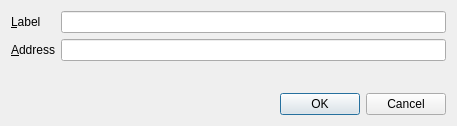
Above: src/qt/forms/editaddressdialog.ui from MassGrid/MassGrid before the change. Below: the same form after it.
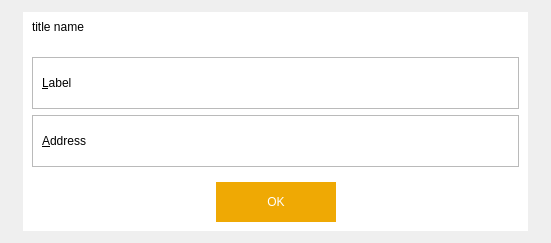
That is the form after the change. Icons and pictures are not drawn. Custom widgets are drawn as their Qt base class.

```diff
--- a/src/qt/forms/editaddressdialog.ui
+++ b/src/qt/forms/editaddressdialog.ui
@@ -6,21 +6,168 @@
    <rect>
     <x>0</x>
     <y>0</y>
-    <width>457</width>
-    <height>126</height>
+    <width>551</width>
+    <height>243</height>
    </rect>
   </property>
   <property name="windowTitle">
    <string>Edit Address</string>
   </property>
+  <layout class="QGridLayout" name="gridLayout">
+   <property name="leftMargin">
+    <number>0</number>
+   </property>
+   <property name="topMargin">
+    <number>0</number>
+   </property>
+   <property name="rightMargin">
+    <number>0</number>
+   </property>
+   <property name="bottomMargin">
+    <number>0</number>
+   </property>
+   <item row="0" column="0">
+    <widget class="QWidget" name="centerWin" native="true">
+     <property name="styleSheet">
+      <string notr="true">QWidget#centerWin{
+border:hidden;
+	border-image: url(:/pic/res/pic/dlgBackgroud.png);
+}
+
+QFrame#frame,QFrame#frame_2{
+	border:1px solid rgb(186, 186, 186);
+}
+</string>
+     </property>
+     <layout class="QGridLayout" name="gridLayout_2">
+      <property name="leftMargin">
+       <number>23</number>
+      </property>
+      <property name="topMargin">
+       <number>12</number>
+      </property>
+      <property name="rightMargin">
+       <number>23</number>
+      </property>
+      <property name="bottomMargin">
+       <number>12</number>
+      </property>
+      <item row="0" column="0">
+       <widget class="QFrame" name="mainframe">
+        <property name="styleSheet">
+         <string notr="true">QFrame#mainframe{
+border:hidden;
+	background-color: rgb(255, 255, 255);
+}
+
+QLineEdit{
+border:hidden;
+min-height:30px;
+}</string>
+        </property>
+        <property name="frameShape">
+         <enum>QFrame::StyledPanel</enum>
+        </property>
+        <property name="frameShadow">
+         <enum>QFrame::Raised</enum>
+        </property>
+        <layout class="QVBoxLayout" name="verticalLayout_2">
+         <property name="leftMargin">
+          <number>0</number>
+         </property>
+         <property name="topMargin">
+          <number>0</number>
+         </property>
+         <property name="rightMargin">
+          <number>0</number>
+         </property>
+         <property name="bottomMargin">
+          <number>9</number>
+         </property>
+         <item>
+          <layout class="QHBoxLayout" name="horizontalLayout_5">
+           <property name="leftMargin">
+            <number>9</number>
+           </property>
+           <item>
+            <widget class="QLabel" name="label_titleName">
+             <property name="text">
+              <string>title name</string>
+             </property>
+            </widget>
+           </item>
+           <item>
+            <spacer name="horizontalSpacer_3">
+             <property name="orientation">
+              <enum>Qt::Horizontal</enum>
+             </property>
+             <property name="sizeHint" stdset="0">
+              <size>
+               <width>40</width>
+               <height>20</height>
+              </size>
+             </property>
+            </spacer>
+           </item>
+           <item>
+            <widget class="QToolButton" name="cancelButton">
+             <property name="minimumSize">
+              <size>
+               <width>30</width>
+               <height>30</height>
+              </size>
+             </property>
+             <property name="maximumSize">
+              <size>
+               <width>30</width>
+               <height>30</height>
+              </size>
+             </property>
+             <property name="styleSheet">
+              <string notr="true">QToolButton{
+border:hidden;
+image: url(:/pic/res/pic/closeBtn.png);
+}
+</string>
+             </property>
+             <property name="text">
+              <string/>
+             </property>
+            </widget>
+           </item>
+          </layout>
+         </item>
+         <item>
   <layout class="QVBoxLayout" name="verticalLayout">
+           <property name="leftMargin">
+            <number>9</number>
+           </property>
+           <property name="topMargin">
+            <number>9</number>
+           </property>
+           <property name="rightMargin">
+            <number>9</number>
+           </property>
+           <property name="bottomMargin">
+            <number>9</number>
+           </property>
    <item>
-    <layout class="QFormLayout" name="formLayout">
-     <property name="fieldGrowthPolicy">
-      <enum>QFormLayout::AllNonFixedFieldsGrow</enum>
-     </property>
-     <item row="0" column="0">
+            <widget class="QFrame" name="frame">
+             <property name="frameShape">
+              <enum>QFrame::StyledPanel</enum>
+             </property>
+             <property name="frameShadow">
+              <enum>QFrame::Raised</enum>
+             </property>
+             <layout class="QHBoxLayout" name="horizontalLayout_2">
+              <item>
       <widget class="QLabel" name="label">
+                <property name="minimumSize">
+                 <size>
+                  <width>80</width>
+                  <height>0</height>
+                 </size>
+                </property>
        <property name="text">
         <string>&amp;Label</string>
        </property>
@@ -29,15 +176,33 @@
        </property>
       </widget>
      </item>
-     <item row="0" column="1">
+              <item>
       <widget class="QLineEdit" name="labelEdit">
        <property name="toolTip">
         <string>The label associated with this address list entry</string>
        </property>
       </widget>
      </item>
-     <item row="1" column="0">
+             </layout>
+            </widget>
+           </item>
+           <item>
+            <widget class="QFrame" name="frame_2">
+             <property name="frameShape">
+              <enum>QFrame::StyledPanel</enum>
+             </property>
+             <property name="frameShadow">
+              <enum>QFrame::Raised</enum>
+             </property>
+             <layout class="QHBoxLayout" name="horizontalLayout_3">
+              <item>
       <widget class="QLabel" name="label_2">
+                <property name="minimumSize">
+                 <size>
+                  <width>80</width>
+                  <height>0</height>
+                 </size>
+                </property>
        <property name="text">
         <string>&amp;Address</string>
        </property>
@@ -46,7 +211,7 @@
        </property>
       </widget>
      </item>
-     <item row="1" column="1">
+              <item>
       <widget class="QValidatedLineEdit" name="addressEdit">
        <property name="toolTip">
         <string>The address associated with this address list entry. This can only be modified for sending addresses.</string>
@@ -54,15 +219,75 @@
       </widget>
      </item>
     </layout>
+            </widget>
+           </item>
+          </layout>
+         </item>
+         <item>
+          <layout class="QHBoxLayout" name="horizontalLayout">
+           <item>
+            <spacer name="horizontalSpacer">
+             <property name="orientation">
+              <enum>Qt::Horizontal</enum>
+             </property>
+             <property name="sizeHint" stdset="0">
+              <size>
+               <width>40</width>
+               <height>20</height>
+              </size>
+             </property>
+            </spacer>
    </item>
    <item>
     <widget class="QDialogButtonBox" name="buttonBox">
+             <property name="minimumSize">
+              <size>
+               <width>120</width>
+               <height>0</height>
+              </size>
+             </property>
+             <property name="maximumSize">
+              <size>
+               <width>120</width>
+               <height>16777215</height>
+              </size>
+             </property>
+             <property name="styleSheet">
+              <string notr="true">QPushButton{
+width:120;
+height:40;
+background-color: rgb(239, 169, 4);
+color: rgb(255, 255, 255);
+border:hidden;
+}</string>
+             </property>
      <property name="orientation">
       <enum>Qt::Horizontal</enum>
      </property>
      <property name="standardButtons">
-      <set>QDialogButtonBox::Cancel|QDialogButtonBox::Ok</set>
-     </property>
+              <set>QDialogButtonBox::Ok</set>
+             </property>
+            </widget>
+           </item>
+           <item>
+            <spacer name="horizontalSpacer_2">
+             <property name="orientation">
+              <enum>Qt::Horizontal</enum>
+             </property>
+             <property name="sizeHint" stdset="0">
+              <size>
+               <width>40</width>
+               <height>20</height>
+              </size>
+             </property>
+            </spacer>
+           </item>
+          </layout>
+         </item>
+        </layout>
+       </widget>
+      </item>
+     </layout>
     </widget>
    </item>
   </layout>
```
Lines whose indentation alone changed are shown as unchanged.
